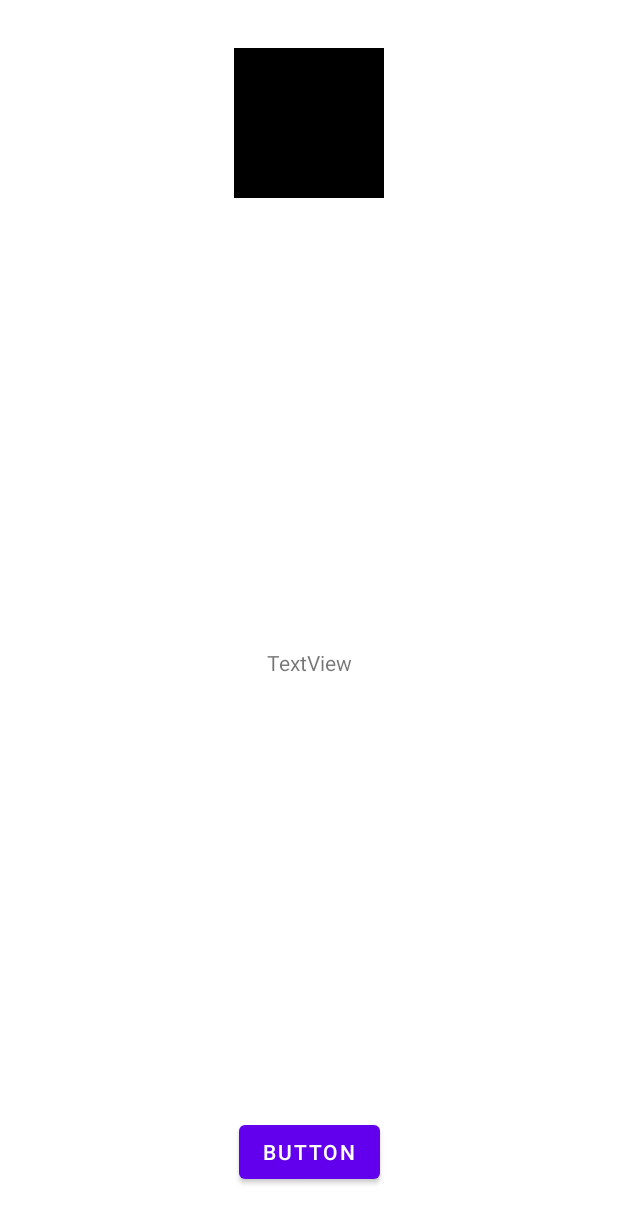
After one commit to Rahul7f/3d_AR, an Android app: the layout activity_object_detection.xml on its own in the app's theme, with its tools: preview values and no code run, on a phone screen of 412 x 824 dp. The commit adds this screen. Shown: the top 1223 px of the screen. Run offline under Robolectric (Android 15) with nearby library versions, the phone set to English and light mode, and no system bars.

Commit message:
gautam work

```diff
--- a/app/src/main/java/com/rsin/js_api_ar/MainActivity.java
+++ b/app/src/main/java/com/rsin/js_api_ar/MainActivity.java
@@ -30,7 +30,7 @@ public class MainActivity extends AppCompatActivity {
         try {
 //            this.architectView.load("file:///android_asset/test_image_on_target/index.html");
             this.architectView.load("file:///android_asset/test_image_on_target/index.html");
-//            this.architectView.load("file:///android_asset/sample_video/index.html");
+//            this.architectView.load("file:///android_asset/07_3dModels_1_3dModelOnTarget/index.html");
 //            this.architectView.load("http://yoursid.me/11_Video_1_SimpleVideo/");
         }catch (Exception e)
         {
--- /dev/null
+++ b/app/src/main/res/layout/activity_object_detection.xml
@@ -0,0 +1,89 @@
+<?xml version="1.0" encoding="utf-8"?>
+<androidx.constraintlayout.widget.ConstraintLayout xmlns:android="http://schemas.android.com/apk/res/android"
+    xmlns:app="http://schemas.android.com/apk/res-auto"
+    xmlns:tools="http://schemas.android.com/tools"
+    android:id="@+id/image"
+    android:layout_width="match_parent"
+    android:layout_height="match_parent"
+    tools:context=".MainActivity">
+
+    <ImageView
+        android:id="@+id/imageView"
+        android:layout_width="100dp"
+        android:layout_height="100dp"
+        android:layout_marginTop="32dp"
+        android:src="@color/black"
+        app:layout_constraintEnd_toEndOf="parent"
+        app:layout_constraintStart_toStartOf="parent"
+        app:layout_constraintTop_toTopOf="parent"
+        tools:srcCompat="@tools:sample/avatars" />
+
+    <TextView
+        android:id="@+id/textView"
+        android:layout_width="wrap_content"
+        android:layout_height="wrap_content"
+        android:layout_marginTop="300dp"
+        android:text="TextView"
+        app:layout_constraintEnd_toEndOf="parent"
+        app:layout_constraintStart_toStartOf="parent"
+        app:layout_constraintTop_toBottomOf="@+id/imageView" />
+
+    <Button
+        android:id="@+id/button"
+        android:layout_width="wrap_content"
+        android:layout_height="wrap_content"
+        android:layout_marginBottom="32dp"
+        android:text="Button"
+        app:layout_constraintBottom_toBottomOf="parent"
+        app:layout_constraintEnd_toEndOf="parent"
+        app:layout_constraintStart_toStartOf="parent" />
+</androidx.constraintlayout.widget.ConstraintLayout>
+
+<!--<?xml version="1.0" encoding="utf-8"?>-->
+<!--<androidx.constraintlayout.widget.ConstraintLayout xmlns:android="http://schemas.android.com/apk/res/android"-->
+<!--    xmlns:app="http://schemas.android.com/apk/res-auto"-->
+<!--    xmlns:tools="http://schemas.android.com/tools"-->
+<!--    android:id="@+id/image"-->
+<!--    android:layout_width="match_parent"-->
+<!--    android:layout_height="match_parent"-->
+<!--    tools:context=".MainActivity">-->
+
+<!--    <Button-->
+<!--        android:id="@+id/button"-->
+<!--        android:layout_width="wrap_content"-->
+<!--        android:layout_height="wrap_content"-->
+<!--        android:width="150dp"-->
+<!--        android:text="Camera"-->
+<!--        app:layout_constraintBottom_toTopOf="@+id/button2"-->
+<!--        app:layout_constraintEnd_toEndOf="parent"-->
+<!--        app:layout_constraintHorizontal_bias="0.5"-->
+<!--        app:layout_constraintStart_toStartOf="parent"-->
+<!--        app:layout_constraintTop_toTopOf="parent"-->
+<!--        app:layout_constraintVertical_chainStyle="packed" />-->
+
+<!--    <Button-->
+<!--        android:id="@+id/button2"-->
+<!--        android:layout_width="wrap_content"-->
+<!--        android:layout_height="wrap_content"-->
+<!--        android:layout_marginTop="32dp"-->
+<!--        android:width="150dp"-->
+<!--        android:text="Gallery"-->
+<!--        app:layout_constraintBottom_toTopOf="@+id/button3"-->
+<!--        app:layout_constraintEnd_toEndOf="@+id/button"-->
+<!--        app:layout_constraintHorizontal_bias="0.5"-->
+<!--        app:layout_constraintStart_toStartOf="@+id/button"-->
+<!--        app:layout_constraintTop_toBottomOf="@+id/button" />-->
+
+<!--    <Button-->
+<!--        android:id="@+id/button3"-->
+<!--        android:layout_width="wrap_content"-->
+<!--        android:layout_height="wrap_content"-->
+<!--        android:layout_marginTop="32dp"-->
+<!--        android:width="150dp"-->
+<!--        android:text="AR"-->
+<!--        app:layout_constraintBottom_toBottomOf="parent"-->
+<!--        app:layout_constraintEnd_toEndOf="@+id/button2"-->
+<!--        app:layout_constraintHorizontal_bias="0.5"-->
+<!--        app:layout_constraintStart_toStartOf="@+id/button2"-->
+<!--        app:layout_constraintTop_toBottomOf="@+id/button2" />-->
+<!--</androidx.constraintlayout.widget.ConstraintLayout>-->
```
Also changed, not shown: app/build.gradle (+9 -0 lines), app/src/main/AndroidManifest.xml (+31 -9 lines), app/src/main/java/com/rsin/js_api_ar/ObjectDetection.java (added, +198 -0 lines), app/src/main/java/com/rsin/js_api_ar/ShowDetails.java (added, +20 -0 lines), app/src/main/res/layout/activity_show_details.xml (added, +29 -0 lines), 1 other file.
